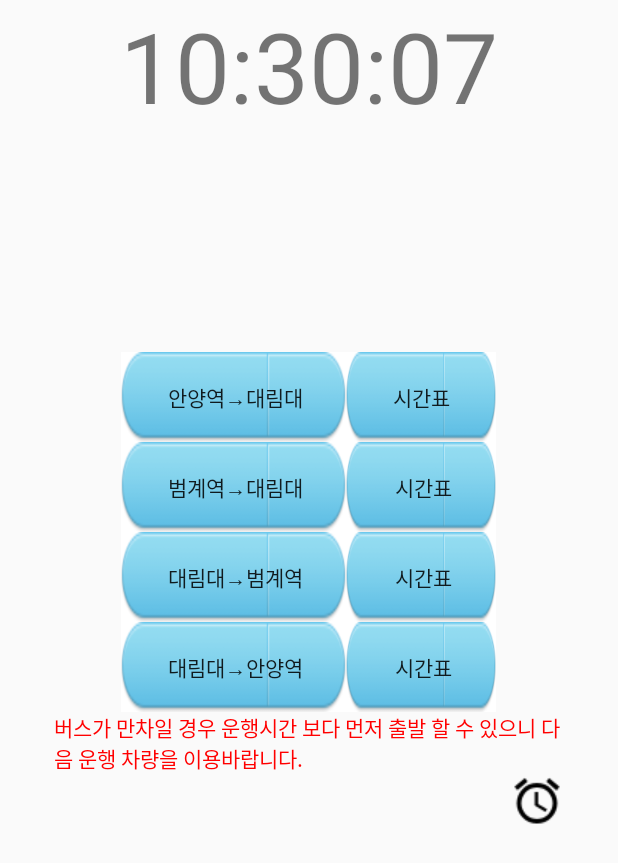
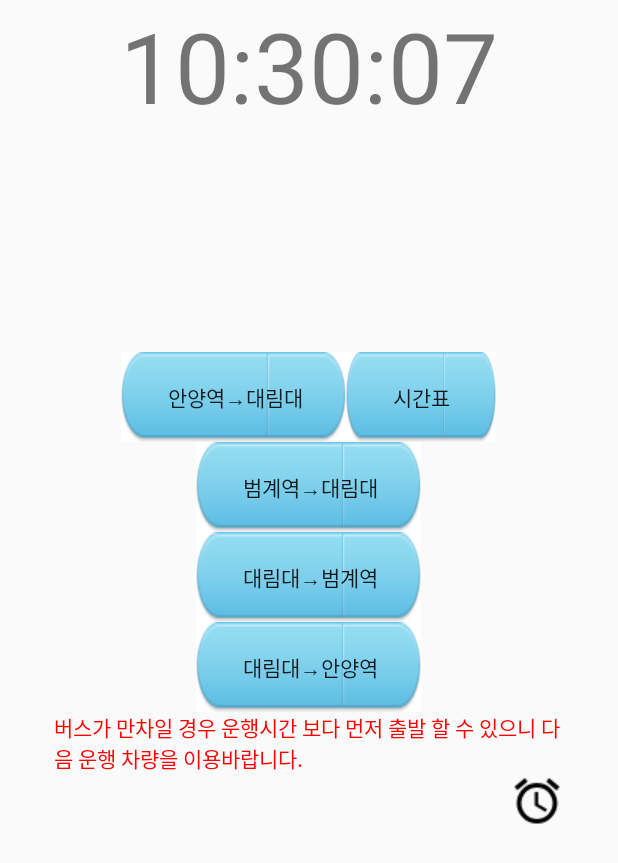
Before and after one commit to choissungho/busproject1, an Android app: the screen it shows after launch (MainActivity), on a phone screen of 412 x 824 dp. Shown: the top 863 px of the screen. Run offline under Robolectric (Android 15) with nearby library versions, the phone set to English and light mode, and no system bars.

Commit message:
버튼 수정

```diff
--- a/app/src/main/java/com/example/myapplication/MainActivity.java
+++ b/app/src/main/java/com/example/myapplication/MainActivity.java
@@ -25,7 +25,7 @@ public class MainActivity extends Activity {
     Timer mTimer;
 
     TextView Nowtime;
-    Button AnyangBtn, bt2, DaelimaBtn, bt4, DaelimbBtn, bt6, BeomgyeBtn, bt8;
+    Button AnyangBtn, TimeTable, DaelimaBtn,  DaelimbBtn,  BeomgyeBtn;
     ImageView alarm;
 
     ArrayList<String> AnyangBustime = new ArrayList<>();
@@ -41,29 +41,7 @@ public class MainActivity extends Activity {
         }
     };
 
-    View.OnClickListener pop1 = new View.OnClickListener() {
-        @Override
-        public void onClick(View v) {
-            Intent i = new Intent(getApplicationContext(), DaelimApopupActivity.class);
-            startActivity(i);
-        }
-    };
 
-    View.OnClickListener pop2 = new View.OnClickListener() {
-        @Override
-        public void onClick(View v) {
-            Intent i = new Intent(getApplicationContext(), DaelimBpopupActivity.class);
-            startActivity(i);
-        }
-    };
-
-    View.OnClickListener pop3 = new View.OnClickListener() {
-        @Override
-        public void onClick(View v) {
-            Intent i = new Intent(getApplicationContext(), BeomgyepopupActivity.class);
-            startActivity(i);
-        }
-    };
 
 
     View.OnClickListener alarm1 = new View.OnClickListener() {
@@ -219,23 +197,20 @@ public class MainActivity extends Activity {
         setContentView(R.layout.activity_main);
 
         AnyangBtn = (Button) findViewById(R.id.AnyangBtn);
-        bt2 = (Button) findViewById(R.id.bt2);
+        TimeTable = (Button) findViewById(R.id.TimeTable);
         DaelimaBtn = (Button) findViewById(R.id.DaelimaBtn);
-        bt4 = (Button) findViewById(R.id.bt4);
+
         DaelimbBtn = (Button) findViewById(R.id.DaelimbBtn);
-        bt6 = (Button) findViewById(R.id.bt6);
+
         BeomgyeBtn = (Button) findViewById(R.id.BeomgyeBtn);
-        bt8 = (Button) findViewById(R.id.bt8);
 
 
         Nowtime = (TextView) findViewById(R.id.Nowtime);
         TimeTv = (TextView) findViewById(R.id.TimeTv);
 
 
-        bt2.setOnClickListener(pop);
-        bt4.setOnClickListener(pop1);
-        bt6.setOnClickListener(pop2);
-        bt8.setOnClickListener(pop3);
+        TimeTable.setOnClickListener(pop);
+
 
 
         Nowtime.setTextColor(Color.GREEN);
--- a/app/src/main/res/layout/activity_main.xml
+++ b/app/src/main/res/layout/activity_main.xml
@@ -37,7 +37,7 @@
             android:text=" 안양역→대림대" />
 
         <Button
-            android:id="@+id/bt2"
+            android:id="@+id/TimeTable"
             android:layout_width="100dp"
             android:layout_height="60dp"
             android:background="@drawable/blue"
@@ -57,12 +57,6 @@
             android:background="@drawable/blue"
             android:text=" 범계역→대림대" />
 
-        <Button
-            android:id="@+id/bt8"
-            android:layout_width="100dp"
-            android:layout_height="60dp"
-            android:background="@drawable/blue"
-            android:text=" 시간표" />
 
 
     </LinearLayout>
@@ -79,12 +73,6 @@
             android:background="@drawable/blue"
             android:text=" 대림대→범계역" />
 
-        <Button
-            android:id="@+id/bt6"
-            android:layout_width="100dp"
-            android:layout_height="60dp"
-            android:background="@drawable/blue"
-            android:text=" 시간표" />
 
     </LinearLayout>
 
@@ -100,12 +88,6 @@
             android:background="@drawable/blue"
             android:text=" 대림대→안양역" />
 
-        <Button
-            android:id="@+id/bt4"
-            android:layout_width="100dp"
-            android:layout_height="60dp"
-            android:background="@drawable/blue"
-            android:text=" 시간표" />
 
     </LinearLayout>
 
```
Also changed, not shown: app/src/main/AndroidManifest.xml (+0 -9 lines), app/src/main/java/com/example/myapplication/BeomgyepopupActivity.java (deleted, +0 -29 lines), app/src/main/java/com/example/myapplication/DaelimApopupActivity.java (deleted, +0 -29 lines), app/src/main/java/com/example/myapplication/DaelimBpopupActivity.java (deleted, +0 -29 lines), app/src/main/res/layout/activity_beomgyeppoup.xml (deleted, +0 -28 lines), app/src/main/res/layout/activity_daelimapopup.xml (deleted, +0 -28 lines), app/src/main/res/layout/activity_daelimbpopup.xml (deleted, +0 -28 lines).
